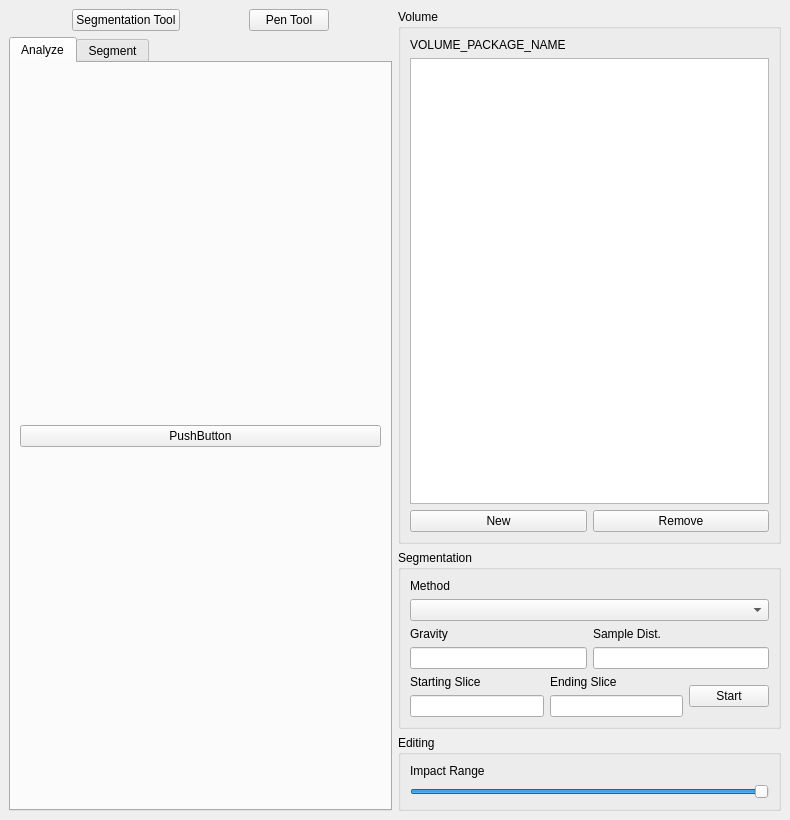
This is volume-cartographer/apps/VC/VCMain.ui in SuperOptimizer/villa as Qt 5 draws it before an edit. The edited form follows.
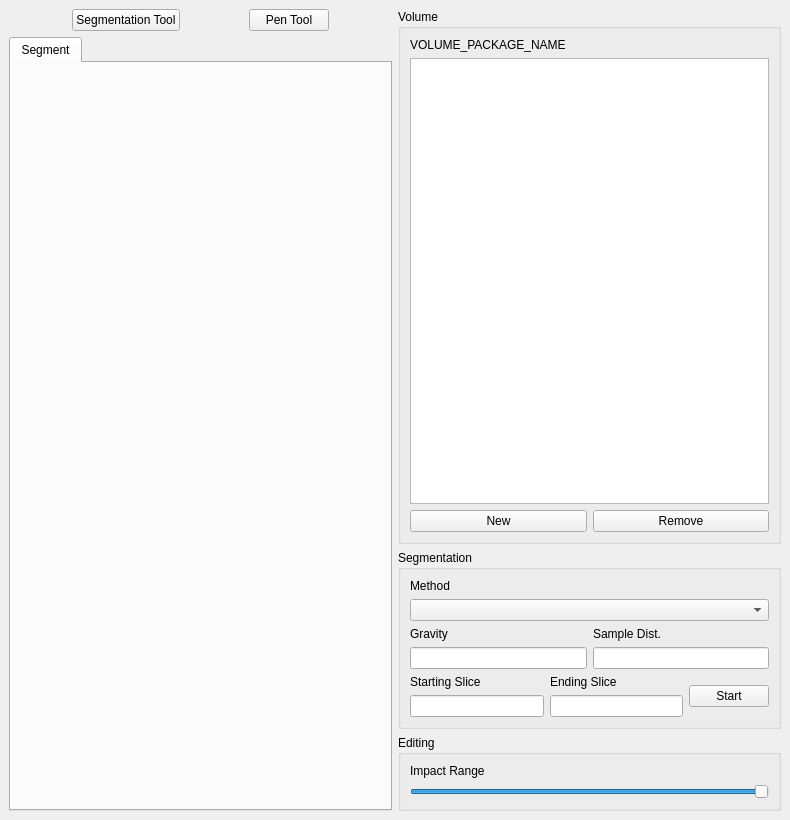
This is the edited form. The open tabs and pages were chosen to show the change.

Commit message: Fixed Analyze Issue, no longer appears as functionality in the UI

Diff of the .ui file:
```diff
--- a/volume-cartographer/apps/VC/VCMain.ui
+++ b/volume-cartographer/apps/VC/VCMain.ui
@@ -78,30 +78,6 @@
           <property name="currentIndex">
            <number>1</number>
           </property>
-          <widget class="QWidget" name="tabAnalyze">
-           <property name="sizePolicy">
-            <sizepolicy hsizetype="Expanding" vsizetype="Expanding">
-             <horstretch>0</horstretch>
-             <verstretch>0</verstretch>
-            </sizepolicy>
-           </property>
-           <attribute name="title">
-            <string>Analyze</string>
-           </attribute>
-           <layout class="QGridLayout" name="gridLayout_3">
-            <item row="0" column="0">
-             <layout class="QVBoxLayout" name="verticalLayout_10">
-              <item>
-               <widget class="QPushButton" name="pushButton_7">
-                <property name="text">
-                 <string>PushButton</string>
-                </property>
-               </widget>
-              </item>
-             </layout>
-            </item>
-           </layout>
-          </widget>
           <widget class="QWidget" name="tabSegment">
            <property name="sizePolicy">
             <sizepolicy hsizetype="Expanding" vsizetype="Expanding">
```
